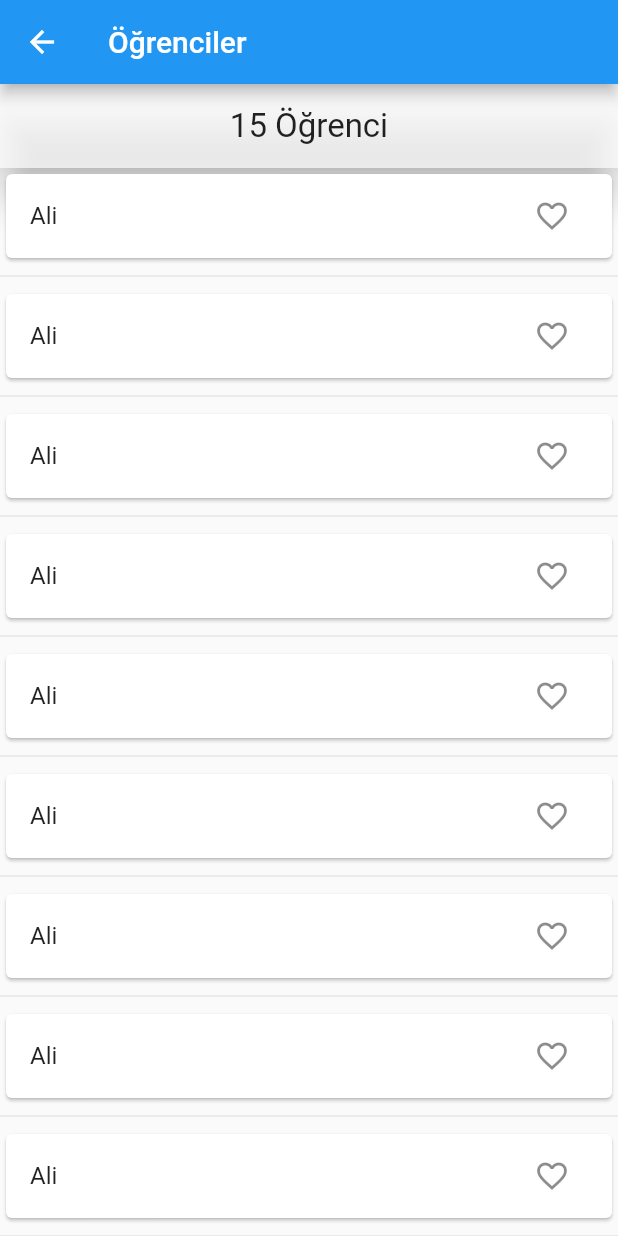
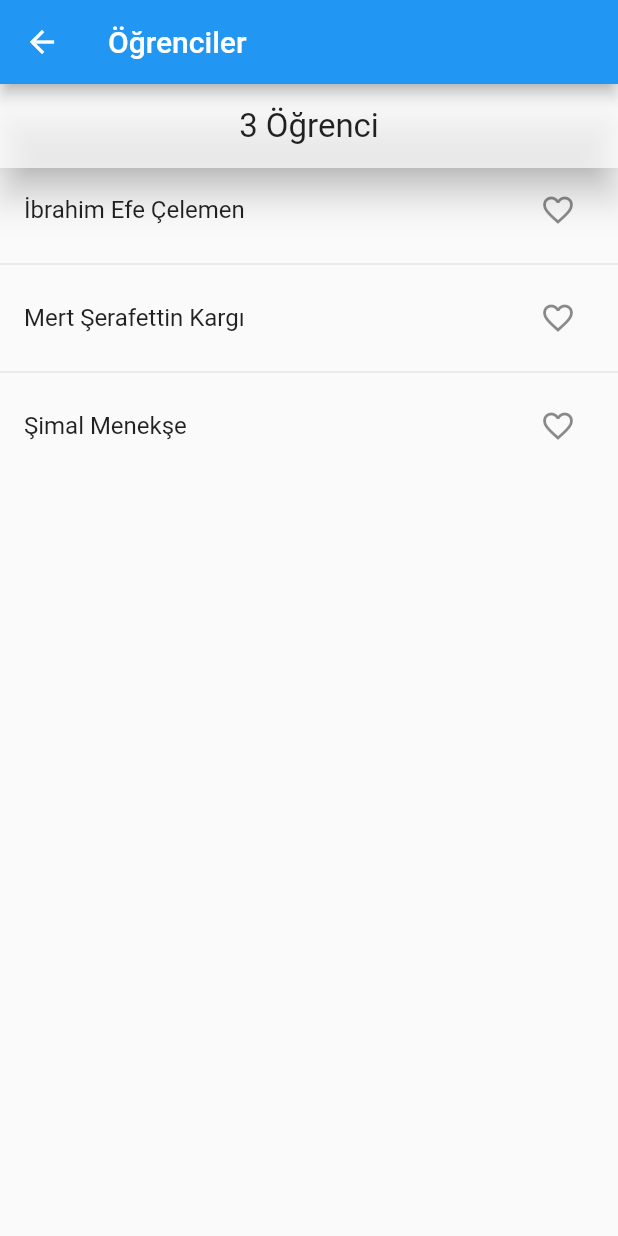
Before and after one commit to Gokay6051/OgrenciApp-, a Flutter app: the screen it shows after launch, after a tap on an icon or button, on a phone screen of 412 x 824 dp. Run offline on Flutter 3.47's test engine with Material 2 defaults, Android fonts, the phone set to English and light mode, and no system bars.

Commit message:
Simple program is finished, it will be proved.

```diff
--- a/lib/main.dart
+++ b/lib/main.dart
@@ -66,12 +66,13 @@ class _AnasayfaState extends State<Anasayfa> {
                     "${OgretmenlerRepository().ogretmenler.length} Öğretmen")),
 
             TextButton(
-                onPressed: () {
-                  _mesajlaraGit(context);
-                },
-                child: Text(
-                    style: TextStyle(fontSize: 20),
-                    "${MesajlarRepository().mesajlar.length} yeni mesaj"))
+              child: Text(
+                  style: TextStyle(fontSize: 20),
+                  "${MesajlarRepository().yeniMesajSayisi} yeni mesaj"),
+              onPressed: () {
+                _mesajlaraGit(context);
+              },
+            )
           ],
         ),
       ),
@@ -90,9 +91,12 @@ class _AnasayfaState extends State<Anasayfa> {
     }));
   }
 
-  void _mesajlaraGit(BuildContext context) {
-    Navigator.of(context).push(MaterialPageRoute(builder: (context) {
+  Future<void> _mesajlaraGit(BuildContext context) async {
+    await Navigator.of(context).push(MaterialPageRoute(builder: (context) {
       return MesajlarSayfasi(mesajlarRepository);
     }));
+    setState(() {
+      //print("${mesajlarRepository.yeniMesajSayisi}");
+    });
   }
 }
--- a/lib/pages/ogrenciler_sayfasi.dart
+++ b/lib/pages/ogrenciler_sayfasi.dart
@@ -11,7 +11,6 @@ class OgrencilerSayfasi extends StatefulWidget {
 }
 
 class _OgrencilerSayfasiState extends State<OgrencilerSayfasi> {
-  int ogrenci = 15;
   @override
   Widget build(BuildContext context) {
     return Scaffold(
@@ -26,24 +25,57 @@ class _OgrencilerSayfasiState extends State<OgrencilerSayfasi> {
             child: Center(
               child: Padding(
                 padding: EdgeInsets.symmetric(vertical: 15, horizontal: 25),
-                child: Text(style: TextStyle(fontSize: 22), "$ogrenci Öğrenci"),
+                child: Text(
+                    style: TextStyle(fontSize: 22),
+                    "${widget.ogrencilerRepository.ogrenciler.length} Öğrenci"),
               ),
             ),
           ),
           Expanded(
               child: ListView.separated(
-            itemBuilder: (context, index) => Card(
-              child: ListTile(
-                title: Text("Ali"),
-                trailing: IconButton(
-                    onPressed: () {}, icon: Icon(Icons.favorite_border)),
-              ),
+            itemBuilder: (context, index) => OgrenciSatiri(
+              widget.ogrencilerRepository.ogrenciler[index],
+              widget.ogrencilerRepository,
             ),
             separatorBuilder: (context, index) => Divider(),
-            itemCount: ogrenci,
+            itemCount: widget.ogrencilerRepository.ogrenciler.length,
           ))
         ],
       ),
     );
   }
 }
+
+class OgrenciSatiri extends StatefulWidget {
+  final Ogrenci ogrenci;
+  final OgrencilerRepository ogrencilerRepository;
+  const OgrenciSatiri(
+    this.ogrenci,
+    this.ogrencilerRepository, {
+    Key? key,
+  }) : super(key: key);
+
+  @override
+  State<OgrenciSatiri> createState() => _OgrenciSatiriState();
+}
+
+class _OgrenciSatiriState extends State<OgrenciSatiri> {
+  @override
+  Widget build(BuildContext context) {
+    return ListTile(
+      title: Text("${widget.ogrenci.ad} ${widget.ogrenci.soyad}"),
+      trailing: IconButton(
+          onPressed: () {
+            setState(() {
+              widget.ogrencilerRepository.sevdiklerim.contains(widget.ogrenci)
+                  ? widget.ogrencilerRepository.sevme(widget.ogrenci)
+                  : widget.ogrencilerRepository.sev(widget.ogrenci);
+            });
+          },
+          icon: Icon(
+              widget.ogrencilerRepository.sevdiklerim.contains(widget.ogrenci)
+                  ? Icons.favorite
+                  : Icons.favorite_border)),
+    );
+  }
+}
--- a/lib/repository/mesajlar_repository.dart
+++ b/lib/repository/mesajlar_repository.dart
@@ -6,6 +6,8 @@ class MesajlarRepository {
         DateTime.now().subtract(Duration(minutes: 6))),
     Mesaj("Susun la kafam şişti", "Ahmet", DateTime.now())
   ];
+
+  int yeniMesajSayisi = 4;
 }
 
 class Mesaj {
--- a/lib/repository/ogrenciler_repository.dart
+++ b/lib/repository/ogrenciler_repository.dart
@@ -1,9 +1,19 @@
 class OgrencilerRepository {
-  List ogrenciler = [
+  List<Ogrenci> ogrenciler = [
     Ogrenci("İbrahim Efe", "Çelemen", 19, "Erkek"),
     Ogrenci("Mert Şerafettin", "Kargı", 20, "Erkek"),
     Ogrenci("Şimal", "Menekşe", 20, "Kadın"),
   ];
+
+  Set<Ogrenci> sevdiklerim = {};
+
+  void sev(Ogrenci ogrenci) {
+    sevdiklerim.add(ogrenci);
+  }
+
+  void sevme(Ogrenci ogrenci) {
+    sevdiklerim.remove(ogrenci);
+  }
 }
 
 class Ogrenci {
```
Also changed, not shown: lib/pages/mesajlar_sayfasi.dart (+7 -0 lines), lib/pages/ogretmenler_sayfasi.dart (+41 -6 lines), lib/repository/ogretmenler_repository.dart (+11 -1 lines).
